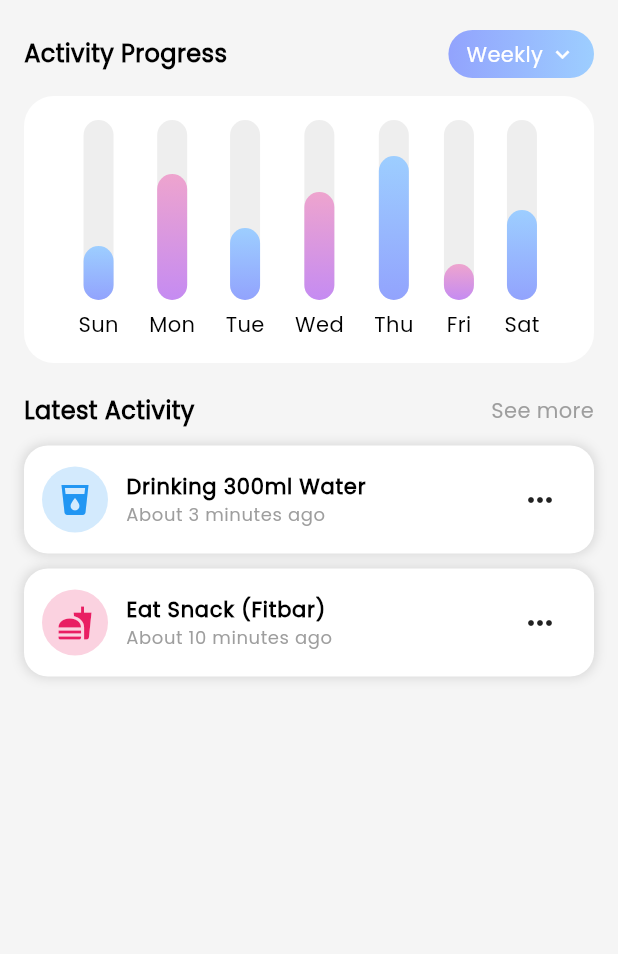
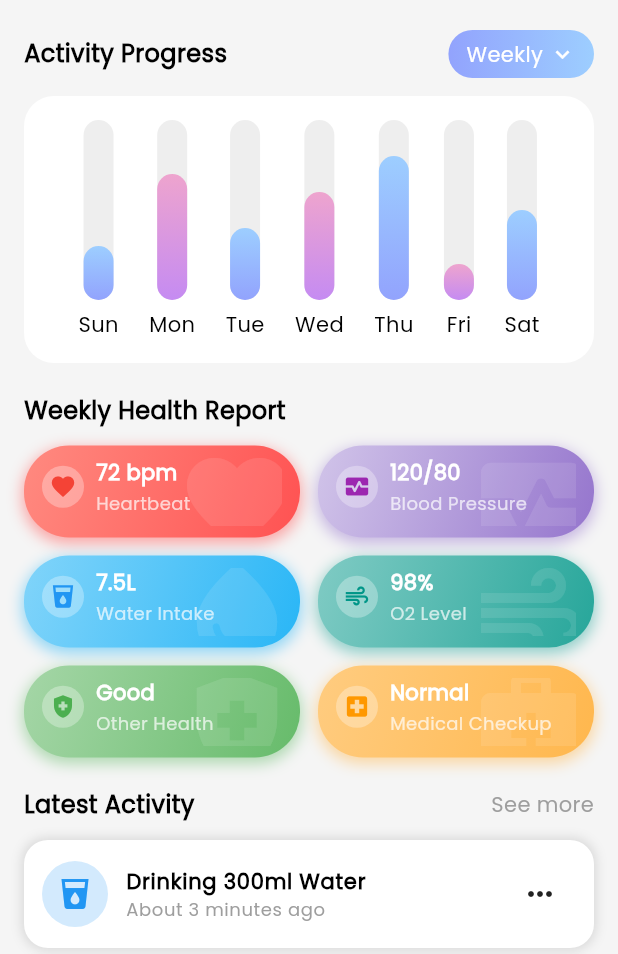
Before and after one commit to Liyo08/AlignMe, a Flutter app: the StatsPage screen opened directly, on a phone screen of 412 x 824 dp, the part 282-1236 px from its top. Run offline on Flutter 3.47's test engine with Material 3 defaults, Android fonts, the light colour scheme and no system bars; our stand-ins replace fl_chart, flutter_switch, font_awesome_flutter, shared_preferences; accounts and stored records are empty.

Commit message:
stats page new section added

```diff
--- a/lib/main.dart
+++ b/lib/main.dart
@@ -1137,10 +1137,10 @@ class _CustomBottomNavBarState extends State<CustomBottomNavBar> {
                   mainAxisAlignment: MainAxisAlignment.spaceAround,
                   children: [
                     _navItem(Icons.home, 0),
-                    _navItem(Icons.explore, 2),
+                    _navItem(Icons.explore, 1),
 
                     const SizedBox(width: 70),
-                    _navItem(Icons.track_changes, 1),
+                    _navItem(Icons.track_changes, 2),
                     _navItem(Icons.person_outline, 3),
                   ],
                 ),
--- a/lib/stats_page.dart
+++ b/lib/stats_page.dart
@@ -9,12 +9,12 @@ class StatsPage extends StatelessWidget {
     return Scaffold(
       backgroundColor: Theme.of(context).scaffoldBackgroundColor,
       body: SafeArea(
-        child: Padding(
+        child: SingleChildScrollView(
           padding: const EdgeInsets.all(16.0),
           child: Column(
             crossAxisAlignment: CrossAxisAlignment.start,
             children: [
-              // Top bar
+              // Top Bar
               Stack(
                 alignment: Alignment.center,
                 children: [
@@ -37,7 +37,6 @@ Stack(
                 ],
               ),
 
-
               const SizedBox(height: 20),
 
               // Today's Target heading + add button
@@ -46,7 +45,8 @@ Stack(
                 children: [
                   const Text(
                     "Today's Target",
-                    style: TextStyle(fontSize: 16, fontWeight: FontWeight.bold),
+                    style:
+                        TextStyle(fontSize: 16, fontWeight: FontWeight.bold),
                   ),
                   Container(
                     padding: const EdgeInsets.all(6),
@@ -54,7 +54,7 @@ Stack(
                       gradient: const LinearGradient(
                         colors: [Color(0xFF92A3FD), Color(0xFF9DCEFF)],
                         begin: Alignment.centerLeft,
-                        end: Alignment.centerRight, // you can change direction
+                        end: Alignment.centerRight,
                       ),
                       borderRadius: BorderRadius.circular(12),
                     ),
@@ -65,7 +65,7 @@ Stack(
 
               const SizedBox(height: 12),
 
-              // Today Target card
+              // Today Target Card
               Container(
                 padding: const EdgeInsets.all(16),
                 decoration: BoxDecoration(
@@ -119,18 +119,19 @@ Stack(
               ),
 
               const SizedBox(height: 20),
-// Activity Progress header
+
+              // Activity Progress Header
               Row(
                 mainAxisAlignment: MainAxisAlignment.spaceBetween,
                 children: [
                   const Text(
                     "Activity Progress",
-                    style: TextStyle(fontSize: 16, fontWeight: FontWeight.bold),
+                    style:
+                        TextStyle(fontSize: 16, fontWeight: FontWeight.bold),
                   ),
-                  // Gradient Chip Replacement
                   Container(
-                    padding:
-                        const EdgeInsets.symmetric(horizontal: 12, vertical: 6),
+                    padding: const EdgeInsets.symmetric(
+                        horizontal: 12, vertical: 6),
                     decoration: BoxDecoration(
                       gradient: const LinearGradient(
                         colors: [Color(0xFF92A3FD), Color(0xFF9DCEFF)],
@@ -157,7 +158,7 @@ Stack(
 
               const SizedBox(height: 12),
 
-              // Progress bars inside a white card
+              // Progress bars in a card
               Container(
                 padding: const EdgeInsets.all(16),
                 decoration: BoxDecoration(
@@ -180,7 +181,35 @@ Stack(
 
               const SizedBox(height: 20),
 
-              // Latest Activity header
+              // Weekly Health Report Section
+              const Text(
+                "Weekly Health Report",
+                style: TextStyle(fontSize: 16, fontWeight: FontWeight.bold),
+              ),
+
+              const SizedBox(height: 12),
+
+              GridView.count(
+                crossAxisCount: 2,
+                crossAxisSpacing: 12,
+                mainAxisSpacing: 12,
+                shrinkWrap: true,
+                physics: const NeverScrollableScrollPhysics(),
+                 childAspectRatio: 3,  // Adjust this to control width vs. height
+                children: [
+                 _buildHealthReportCard(Icons.favorite, "72 bpm", "Heartbeat"),
+_buildHealthReportCard(Icons.monitor_heart, "120/80", "Blood Pressure"),
+_buildHealthReportCard(Icons.local_drink, "7.5L", "Water Intake"),
+_buildHealthReportCard(Icons.air, "98%", "O2 Level"),
+_buildHealthReportCard(Icons.health_and_safety, "Good", "Other Health"),
+_buildHealthReportCard(Icons.local_hospital, "Normal", "Medical Checkup"),  // New item added
+
+                ],
+              ),
+
+              const SizedBox(height: 20),
+
+              // Latest Activity Header
               Row(
                 mainAxisAlignment: MainAxisAlignment.spaceBetween,
                 children: const [
@@ -193,12 +222,14 @@ Stack(
 
               const SizedBox(height: 12),
 
-              // Activity cards
-              _buildActivityCard(context,"Drinking 300ml Water", "About 3 minutes ago",
-                  Icons.local_drink, Colors.blue),
+              // Activity Cards
+              _buildActivityCard(context, "Drinking 300ml Water",
+                  "About 3 minutes ago", Icons.local_drink, Colors.blue),
+
               const SizedBox(height: 10),
-              _buildActivityCard(context,"Eat Snack (Fitbar)", "About 10 minutes ago",
-                  Icons.fastfood, Colors.pink),
+
+              _buildActivityCard(context, "Eat Snack (Fitbar)",
+                  "About 10 minutes ago", Icons.fastfood, Colors.pink),
             ],
           ),
         ),
@@ -206,17 +237,16 @@ Stack(
     );
   }
 
-  // progress bar widget
-  static Widget _buildProgressBar(int index, String day, double heightFactor) {
-    // Two gradient options
+  static Widget _buildProgressBar(
+      int index, String day, double heightFactor) {
     final gradients = [
       const LinearGradient(
-        colors: [Color(0xFF92A3FD), Color(0xFF9DCEFF)], // Blue shades
+        colors: [Color(0xFF92A3FD), Color(0xFF9DCEFF)],
         begin: Alignment.bottomCenter,
         end: Alignment.topCenter,
       ),
       const LinearGradient(
-        colors: [Color(0xFFC58BF2), Color(0xFFEEA4CE)], // Purple → Pink
+        colors: [Color(0xFFC58BF2), Color(0xFFEEA4CE)],
         begin: Alignment.bottomCenter,
         end: Alignment.topCenter,
       ),
@@ -238,7 +268,7 @@ Stack(
               heightFactor: heightFactor,
               child: Container(
                 decoration: BoxDecoration(
-                  gradient: gradients[index % 2], // alternate gradient
+                  gradient: gradients[index % 2],
                   borderRadius: BorderRadius.circular(12),
                 ),
               ),
@@ -246,18 +276,17 @@ Stack(
           ),
         ),
         const SizedBox(height: 6),
-        Text(day, style: const TextStyle()),
+        Text(day),
       ],
     );
   }
 
-  // latest activity card
-  static Widget _buildActivityCard(
-    BuildContext context, String title, String subtitle, IconData icon, Color color) {
+  static Widget _buildActivityCard(BuildContext context, String title,
+      String subtitle, IconData icon, Color color) {
     return Container(
       padding: const EdgeInsets.all(12),
       decoration: BoxDecoration(
-      color: Theme.of(context).cardColor, // ✅ Card background from theme
+        color: Theme.of(context).cardColor,
         borderRadius: BorderRadius.circular(16),
         boxShadow: [
           if (Theme.of(context).brightness == Brightness.light)
@@ -276,40 +305,141 @@ Stack(
             child: Icon(icon, color: color, size: 24),
           ),
           const SizedBox(width: 12),
-
-        // Title + Subtitle
           Column(
             crossAxisAlignment: CrossAxisAlignment.start,
             children: [
               Text(
                 title,
-              style: Theme.of(context).textTheme.bodyLarge?.copyWith(
-                    fontWeight: FontWeight.bold,fontSize: 14
-                  ),
+                style: Theme.of(context)
+                    .textTheme
+                    .bodyLarge
+                    ?.copyWith(fontWeight: FontWeight.bold, fontSize: 14),
               ),
               Text(
                 subtitle,
                 style: Theme.of(context).textTheme.bodySmall?.copyWith(
                       color: Theme.of(context).brightness == Brightness.dark
-                        ? Colors.grey[400] // softer text in dark mode
+                          ? Colors.grey[400]
                           : Colors.grey,
                     ),
               ),
             ],
           ),
-
           const Spacer(),
-
           IconButton(
             icon: const Icon(Icons.more_horiz),
-          color: Theme.of(context).iconTheme.color, // ✅ adapts to theme
-          onPressed: () {
-            // action here
-          },
+            color: Theme.of(context).iconTheme.color,
+            onPressed: () {},
           ),
         ],
       ),
     );
   }
 
+  static Widget _buildHealthReportCard(
+    IconData icon, String value, String label) {
+
+  // Gradient and icon color logic
+  List<Color> gradientColors = [Color(0xFF8F9EFF), Color(0xFFB0BBFF)];
+  Color iconColor = Colors.blue;
+  IconData backgroundPatternIcon = Icons.local_hospital;
+
+  if (label == "Heartbeat") {
+    gradientColors = [Color(0xFFFF8A80), Color(0xFFFF5252)];
+    iconColor = Colors.red;
+    backgroundPatternIcon = Icons.favorite;
+  } else if (label == "Blood Pressure") {
+    gradientColors = [Color(0xFFD1C4E9), Color(0xFF9575CD)];
+    iconColor = Colors.purple;
+    backgroundPatternIcon = Icons.monitor_heart;
+  } else if (label == "Water Intake") {
+    gradientColors = [Color(0xFF81D4FA), Color(0xFF29B6F6)];
+    iconColor = Colors.blue;
+    backgroundPatternIcon = Icons.water_drop;
+  } else if (label == "O2 Level") {
+    gradientColors = [Color(0xFF80CBC4), Color(0xFF26A69A)];
+    iconColor = Colors.teal;
+    backgroundPatternIcon = Icons.air;
+  } else if (label == "Other Health") {
+    gradientColors = [Color(0xFFA5D6A7), Color(0xFF66BB6A)];
+    iconColor = Colors.green;
+    backgroundPatternIcon = Icons.health_and_safety;
+  } else if (label == "Medical Checkup") {
+    gradientColors = [Color(0xFFFFCC80), Color(0xFFFFB74D)];
+    iconColor = Colors.orange;
+    backgroundPatternIcon = Icons.medical_services;
   }
+
+  return Container(
+    padding: const EdgeInsets.symmetric(horizontal: 12, vertical: 8),
+    decoration: BoxDecoration(
+      gradient: LinearGradient(
+        colors: gradientColors,
+        begin: Alignment.topLeft,
+        end: Alignment.bottomRight,
+      ),
+      borderRadius: BorderRadius.circular(30),
+      boxShadow: [
+        BoxShadow(
+          color: gradientColors.last.withOpacity(0.5),
+          blurRadius: 8,
+          spreadRadius: 1,
+          offset: const Offset(0, 3),
+        ),
+      ],
+    ),
+    child: Stack(
+      children: [
+        // Background Pattern
+        Positioned(
+          top: -10,
+          right: -10,
+          child: Opacity(
+            opacity: 0.1,
+            child: Icon(
+              backgroundPatternIcon,
+              size: 80,
+              color: Colors.white,
+            ),
+          ),
+        ),
+        // Main Content Row
+        Row(
+          mainAxisSize: MainAxisSize.min,
+          crossAxisAlignment: CrossAxisAlignment.center,
+          children: [
+            CircleAvatar(
+              radius: 14,
+              backgroundColor: Colors.white.withOpacity(0.3),
+              child: Icon(icon, color: iconColor, size: 18),
+            ),
+            const SizedBox(width: 8),
+            Column(
+              mainAxisSize: MainAxisSize.min,
+              crossAxisAlignment: CrossAxisAlignment.start,
+              children: [
+                Text(
+                  value,
+                  style: const TextStyle(
+                    fontSize: 14,
+                    fontWeight: FontWeight.bold,
+                    color: Colors.white,
+                  ),
+                ),
+                const SizedBox(height: 2),
+                Text(
+                  label,
+                  style: const TextStyle(
+                    fontSize: 12,
+                    color: Colors.white70,
+                  ),
+                ),
+              ],
+            ),
+          ],
+        ),
+      ],
+    ),
+  );
+}
+}
```
Lines whose indentation alone changed are shown as unchanged.
